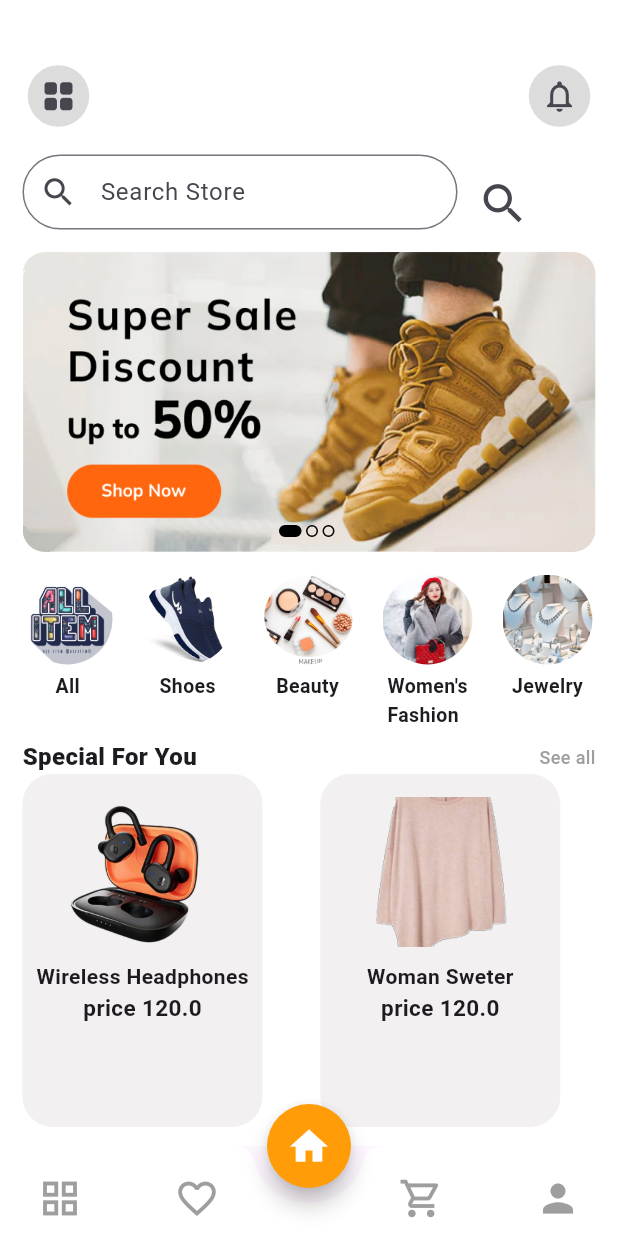
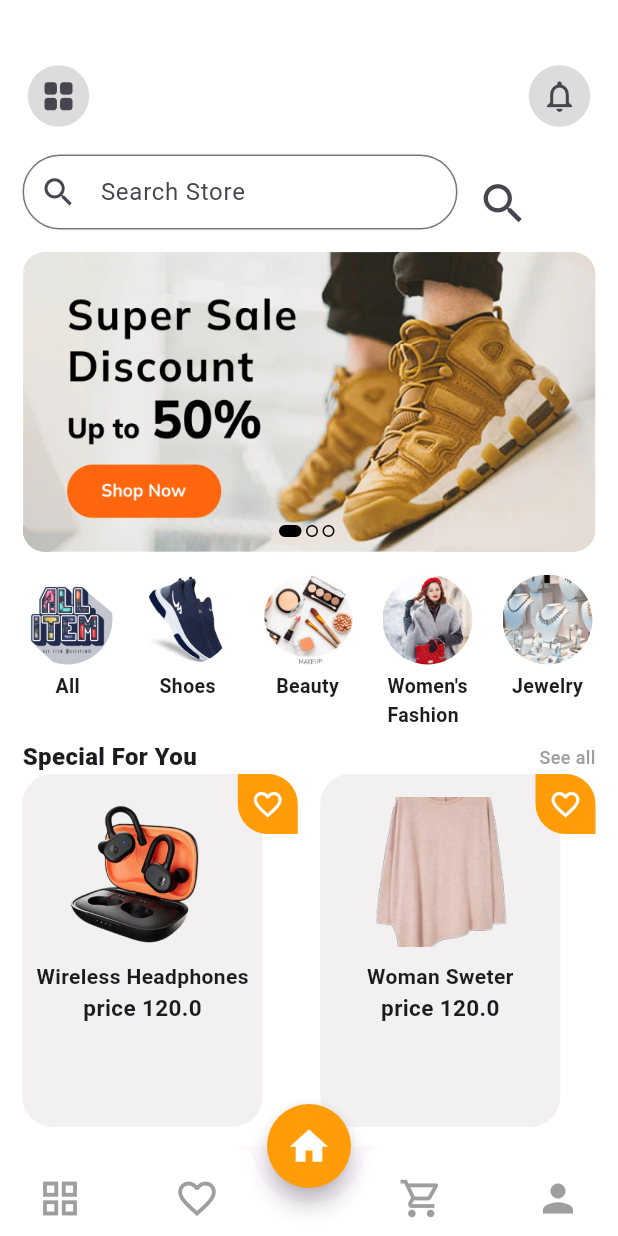
Before and after one commit to SyedEbad902/Ecommerce-app-flutter, a Flutter app: the screen it shows after launch, on a phone screen of 412 x 824 dp. Run offline on Flutter 3.47's test engine with Material 3 defaults, Android fonts, the phone set to English and light mode, and no system bars.

Commit message:
home page detail page working

```diff
--- a/lib/home/widgets/home_shoping_items.dart
+++ b/lib/home/widgets/home_shoping_items.dart
@@ -63,7 +63,24 @@ class ShopingItems extends StatelessWidget {
                 )
               ],
             ),
-          )
+          ),
+          Positioned(
+            child: Align(
+              alignment: Alignment.topRight,
+              child: Container(
+                height: 40,
+                width: 40,
+                decoration: const BoxDecoration(
+                  borderRadius: BorderRadius.only(
+                      bottomLeft: Radius.circular(20),
+                      topRight: Radius.circular(20)),
+                  color: Color.fromARGB(255, 255, 156, 7),
+                ),
+                child: GestureDetector(onTap: (){},
+                child: IconButton(onPressed: (){}, icon: const Icon(Icons.favorite_outline,color: Colors.white,size: 22 ,)),),
+              ),
+            ),
+          ),
         ],
       ),
     );
```
